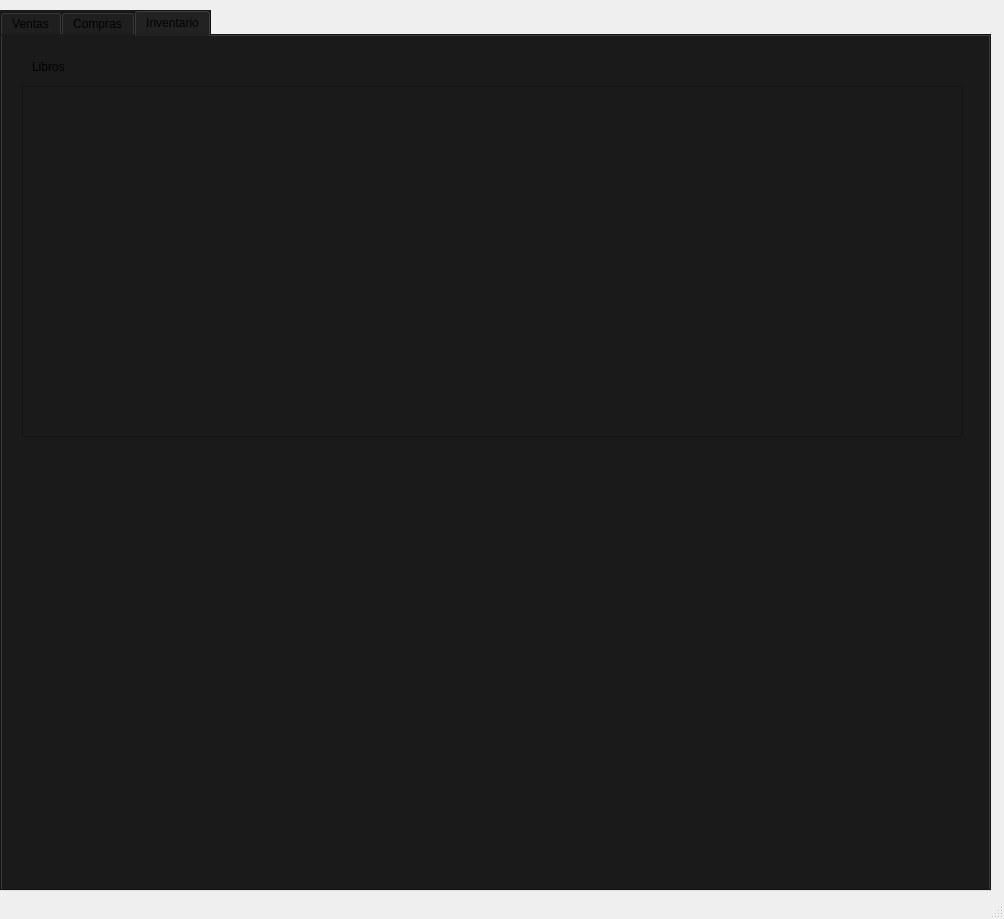
This is ventanaPrincipal.ui in MatiSalinas/PoSLibreria as Qt 5 draws it before an edit. The edited form follows.
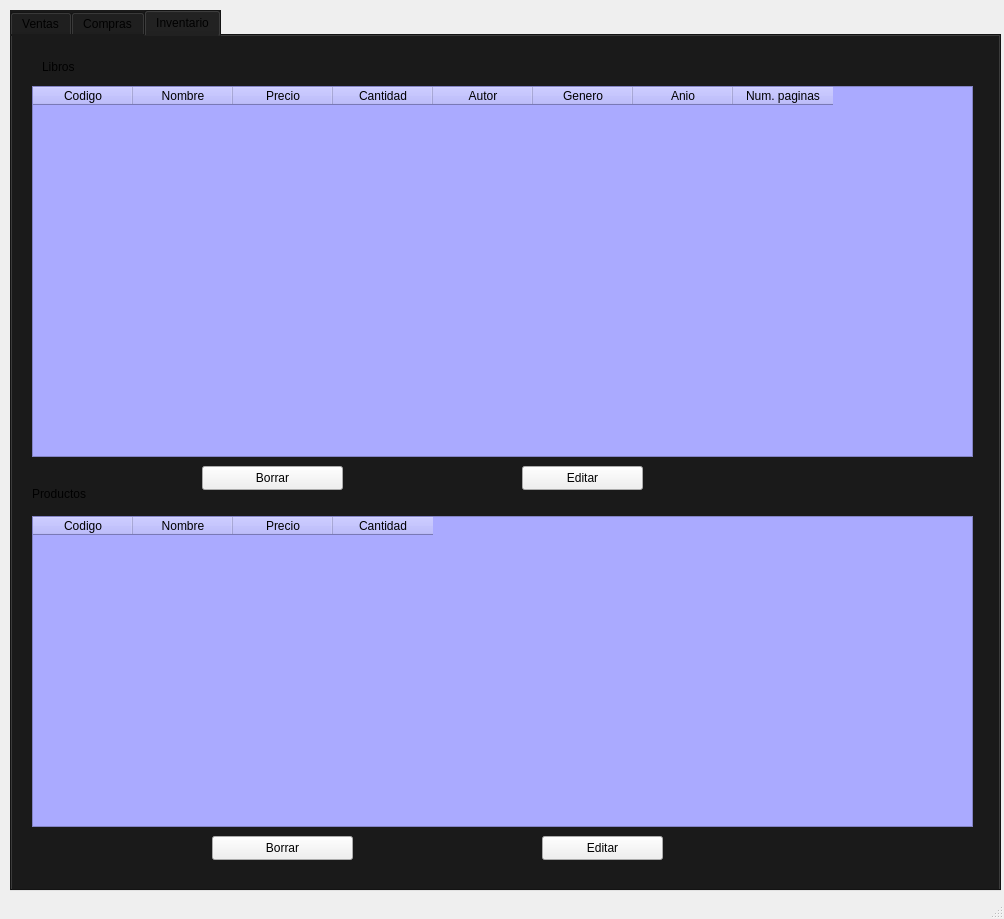
This is the edited form.

```diff
--- a/ventanaPrincipal.ui
+++ b/ventanaPrincipal.ui
@@ -17,7 +17,7 @@
    <widget class="QTabWidget" name="tabWidget">
     <property name="geometry">
      <rect>
-      <x>0</x>
+      <x>10</x>
       <y>10</y>
       <width>991</width>
       <height>881</height>
@@ -406,9 +406,52 @@
         <x>20</x>
         <y>50</y>
         <width>941</width>
-        <height>351</height>
+        <height>371</height>
        </rect>
       </property>
+      <property name="styleSheet">
+       <string notr="true">background-color:rgb(170, 170, 255);</string>
+      </property>
+      <column>
+       <property name="text">
+        <string>Codigo</string>
+       </property>
+      </column>
+      <column>
+       <property name="text">
+        <string>Nombre</string>
+       </property>
+      </column>
+      <column>
+       <property name="text">
+        <string>Precio</string>
+       </property>
+      </column>
+      <column>
+       <property name="text">
+        <string>Cantidad</string>
+       </property>
+      </column>
+      <column>
+       <property name="text">
+        <string>Autor</string>
+       </property>
+      </column>
+      <column>
+       <property name="text">
+        <string>Genero</string>
+       </property>
+      </column>
+      <column>
+       <property name="text">
+        <string>Anio</string>
+       </property>
+      </column>
+      <column>
+       <property name="text">
+        <string>Num. paginas</string>
+       </property>
+      </column>
      </widget>
      <widget class="QLabel" name="label_9">
       <property name="geometry">
@@ -423,6 +466,116 @@
        <string>Libros</string>
       </property>
      </widget>
+     <widget class="QLabel" name="label_10">
+      <property name="geometry">
+       <rect>
+        <x>20</x>
+        <y>450</y>
+        <width>81</width>
+        <height>16</height>
+       </rect>
+      </property>
+      <property name="text">
+       <string>Productos</string>
+      </property>
+     </widget>
+     <widget class="QTableWidget" name="tablaProductos">
+      <property name="geometry">
+       <rect>
+        <x>20</x>
+        <y>480</y>
+        <width>941</width>
+        <height>311</height>
+       </rect>
+      </property>
+      <property name="styleSheet">
+       <string notr="true">background-color:rgb(170, 170, 255);</string>
+      </property>
+      <column>
+       <property name="text">
+        <string>Codigo</string>
+       </property>
+      </column>
+      <column>
+       <property name="text">
+        <string>Nombre</string>
+       </property>
+      </column>
+      <column>
+       <property name="text">
+        <string>Precio</string>
+       </property>
+      </column>
+      <column>
+       <property name="text">
+        <string>Cantidad</string>
+       </property>
+      </column>
+     </widget>
+     <widget class="QPushButton" name="InventarioPBorrar">
+      <property name="geometry">
+       <rect>
+        <x>200</x>
+        <y>800</y>
+        <width>141</width>
+        <height>24</height>
+       </rect>
+      </property>
+      <property name="styleSheet">
+       <string notr="true">background-color:rgb(240, 240, 240);</string>
+      </property>
+      <property name="text">
+       <string>Borrar</string>
+      </property>
+     </widget>
+     <widget class="QPushButton" name="InventarioPEditar">
+      <property name="geometry">
+       <rect>
+        <x>530</x>
+        <y>800</y>
+        <width>121</width>
+        <height>24</height>
+       </rect>
+      </property>
+      <property name="styleSheet">
+       <string notr="true">background-color:rgb(240, 240, 240);</string>
+      </property>
+      <property name="text">
+       <string>Editar</string>
+      </property>
+     </widget>
+     <widget class="QPushButton" name="InventarioLBorrar">
+      <property name="geometry">
+       <rect>
+        <x>190</x>
+        <y>430</y>
+        <width>141</width>
+        <height>24</height>
+       </rect>
+      </property>
+      <property name="styleSheet">
+       <string notr="true">background-color:rgb(240, 240, 240);</string>
+      </property>
+      <property name="text">
+       <string>Borrar</string>
+      </property>
+     </widget>
+     <widget class="QPushButton" name="InventarioLEditar">
+      <property name="geometry">
+       <rect>
+        <x>510</x>
+        <y>430</y>
+        <width>121</width>
+        <height>24</height>
+       </rect>
+      </property>
+      <property name="styleSheet">
+       <string notr="true">background-color:rgb(240, 240, 240);</string>
+      </property>
+      <property name="text">
+       <string>Editar</string>
+      </property>
+     </widget>
     </widget>
    </widget>
   </widget>
```
Left out of the diff: 4 changed lines with no effect on the pictures.
